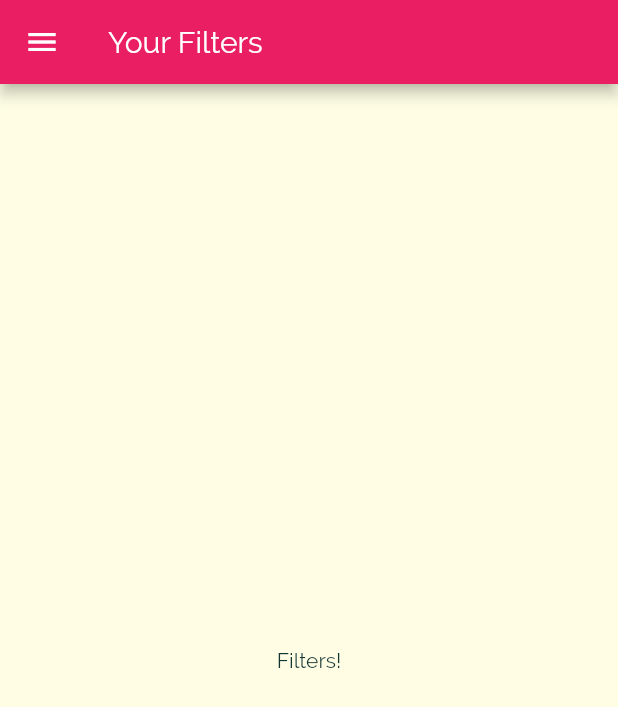
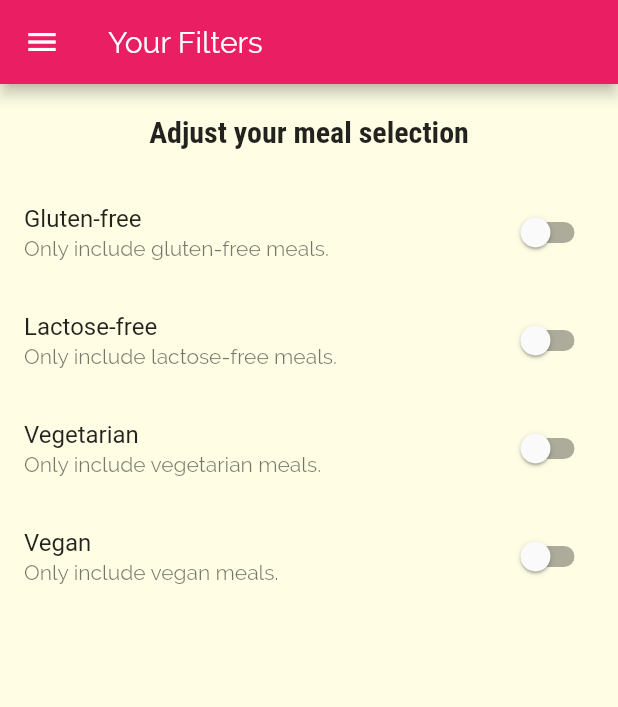
Before and after one commit to Kalam031/Meal-App, a Flutter app: the FilterScreen screen opened by its route, on a phone screen of 412 x 824 dp. Shown: the top 707 px of the screen. Run offline on Flutter 3.47's test engine with Material 2 defaults, Android fonts, the phone set to English and light mode, and no system bars.

Commit message:
adding filtering switches

```diff
--- a/lib/screens/category_meals_screen.dart
+++ b/lib/screens/category_meals_screen.dart
@@ -14,12 +14,6 @@ class _CategoryMealsScreenState extends State<CategoryMealsScreen> {
   String categoryTitle;
   List<Meal> displayedMeals;
   var _loadedInitData = false;
-
-  @override
-  void initState() {
-    // TODO: implement initState
-    super.initState();
-  }
 
   @override
   void didChangeDependencies() {
--- a/lib/screens/filters_screen.dart
+++ b/lib/screens/filters_screen.dart
@@ -1,8 +1,34 @@
 import 'package:flutter/material.dart';
 import '../widgets/main_drawer.dart';
 
-class FilterScreen extends StatelessWidget {
+class FilterScreen extends StatefulWidget {
   static const routeName = '/filters';
+
+  @override
+  _FilterScreenState createState() => _FilterScreenState();
+}
+
+class _FilterScreenState extends State<FilterScreen> {
+  var _glutenFree = false;
+  var _vegan = false;
+  var _vegetarian = false;
+  var _lactoseFree = false;
+
+  Widget builderSwitchListTile(
+    String title,
+    String description,
+    var currentValue,
+    Function updateValue,
+  ) {
+    return SwitchListTile(
+      title: Text(title),
+      value: currentValue,
+      subtitle: Text(
+        description,
+      ),
+      onChanged: updateValue,
+    );
+  }
 
   @override
   Widget build(BuildContext context) {
@@ -13,10 +39,70 @@ class FilterScreen extends StatelessWidget {
         ),
       ),
       drawer: MainDrawer(),
-      body: Center(
-        child: Text(
-          'Filters!',
-        ),
+      body: Column(
+        children: [
+          Container(
+            padding: EdgeInsets.all(20),
+            child: Text(
+              'Adjust your meal selection',
+              style: Theme.of(context).textTheme.headline6,
+            ),
+          ),
+          Expanded(
+            child: ListView(
+              children: [
+                builderSwitchListTile(
+                  'Gluten-free',
+                  'Only include gluten-free meals.',
+                  _glutenFree,
+                  (newValue) {
+                    setState(
+                      () {
+                        _glutenFree = newValue;
+                      },
+                    );
+                  },
+                ),
+                builderSwitchListTile(
+                  'Lactose-free',
+                  'Only include lactose-free meals.',
+                  _lactoseFree,
+                  (newValue) {
+                    setState(
+                      () {
+                        _lactoseFree = newValue;
+                      },
+                    );
+                  },
+                ),
+                builderSwitchListTile(
+                  'Vegetarian',
+                  'Only include vegetarian meals.',
+                  _vegetarian,
+                  (newValue) {
+                    setState(
+                      () {
+                        _vegetarian = newValue;
+                      },
+                    );
+                  },
+                ),
+                builderSwitchListTile(
+                  'Vegan',
+                  'Only include vegan meals.',
+                  _vegan,
+                  (newValue) {
+                    setState(
+                      () {
+                        _vegan = newValue;
+                      },
+                    );
+                  },
+                ),
+              ],
+            ),
+          ),
+        ],
       ),
     );
   }
```
